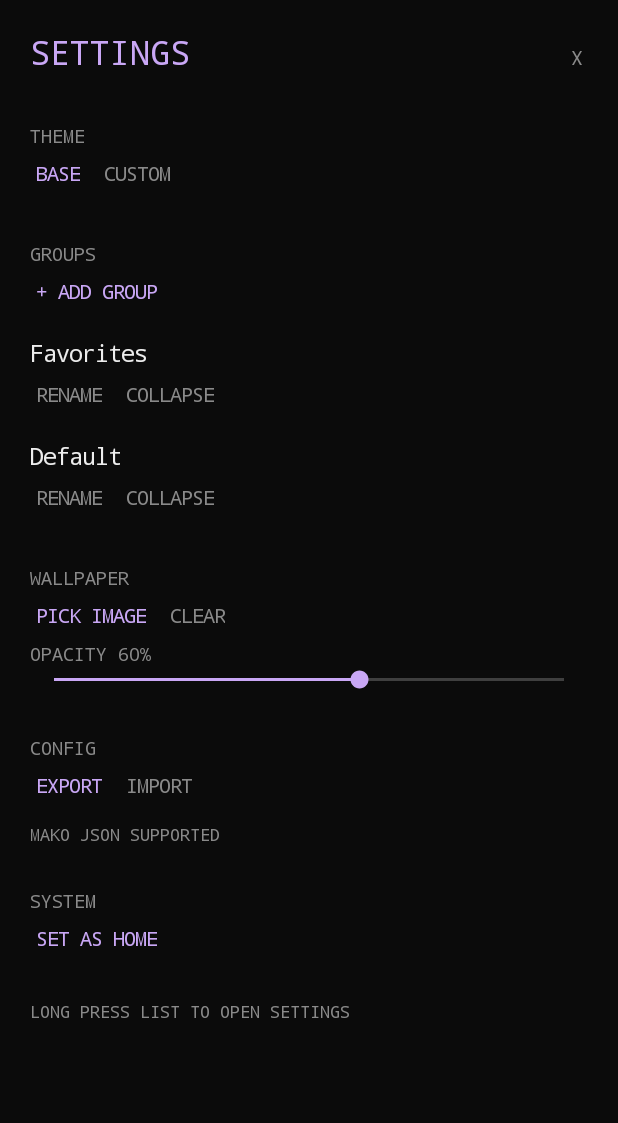
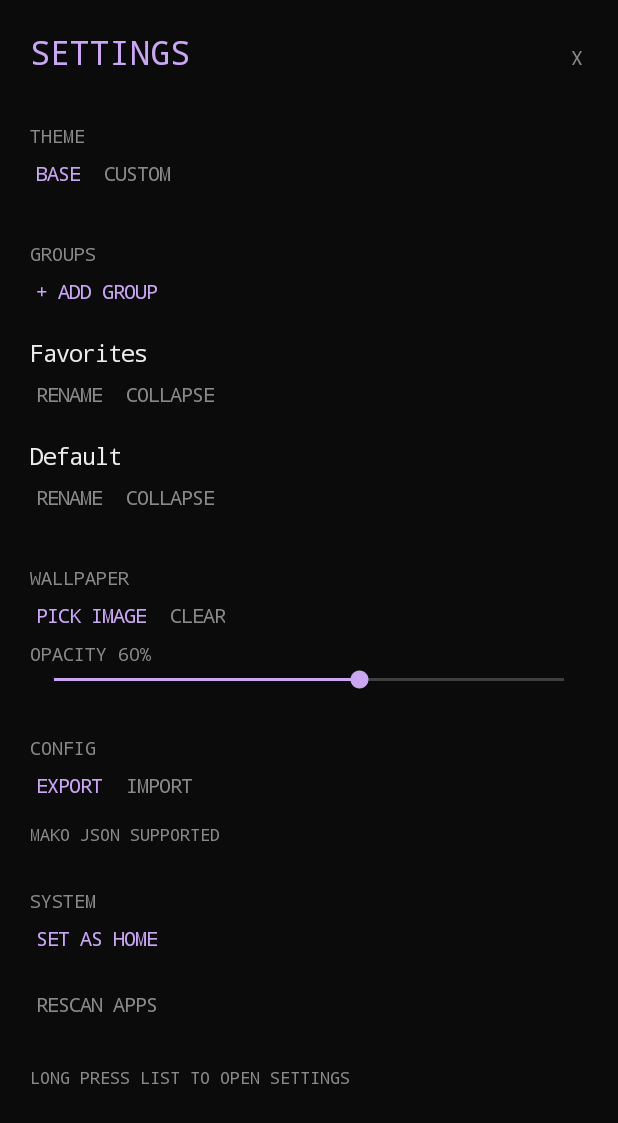
Before and after one commit to al1n04ka/minvalauncher, an Android app: the screen it shows after launch (MainActivity), after a tap on an icon or button, on a phone screen of 412 x 824 dp. Shown: the top 1123 px of the screen. Run offline under Robolectric (Android 15) with nearby library versions, the phone set to English and light mode, and no system bars.

Commit message:
Refresh app list on resume and add rescan action

```diff
--- a/app/src/main/java/com/minva/minvalauncher/MainActivity.kt
+++ b/app/src/main/java/com/minva/minvalauncher/MainActivity.kt
@@ -206,6 +206,11 @@ class MainActivity : Activity() {
         }
     }
 
+    override fun onResume() {
+        super.onResume()
+        refresh()
+    }
+
     override fun onStop() {
         unregisterReceiver(batteryReceiver)
         super.onStop()
@@ -336,6 +341,16 @@ class MainActivity : Activity() {
     private fun refresh() {
         allApps = repository.loadApps(packageManager, packageName)
         groups = repository.loadGroups()
+        var groupsChanged = false
+        if (groups.none { it.id == "favorites" }) {
+            groups.add(0, AppGroup("favorites", "Favorites"))
+            groupsChanged = true
+        }
+        if (groups.none { it.id == "default" }) {
+            groups.add(AppGroup("default", "Default"))
+            groupsChanged = true
+        }
+        if (groupsChanged) repository.saveGroups(groups)
         applyTheme()
     }
 
@@ -698,6 +713,11 @@ class MainActivity : Activity() {
 
         section("SYSTEM")
         settingsContent.addView(action("SET AS HOME", palette.accent) { openHomeSettings() })
+        settingsContent.addView(verticalSpace(10))
+        settingsContent.addView(action("RESCAN APPS", palette.muted) {
+            refresh()
+            hideSettings()
+        })
 
         settingsContent.addView(verticalSpace(24))
         settingsContent.addView(label("LONG PRESS LIST TO OPEN SETTINGS", 11f, palette.muted))
```
